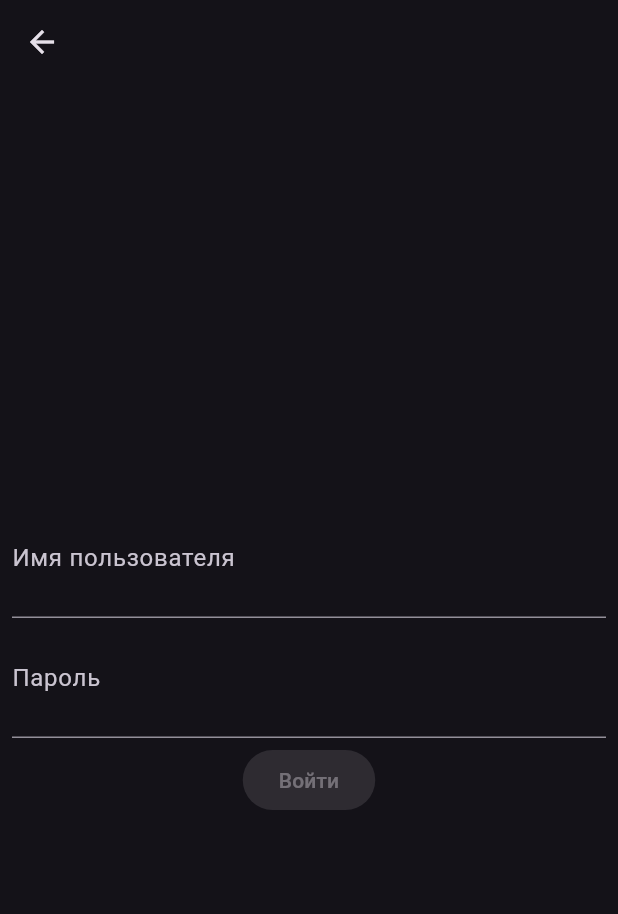
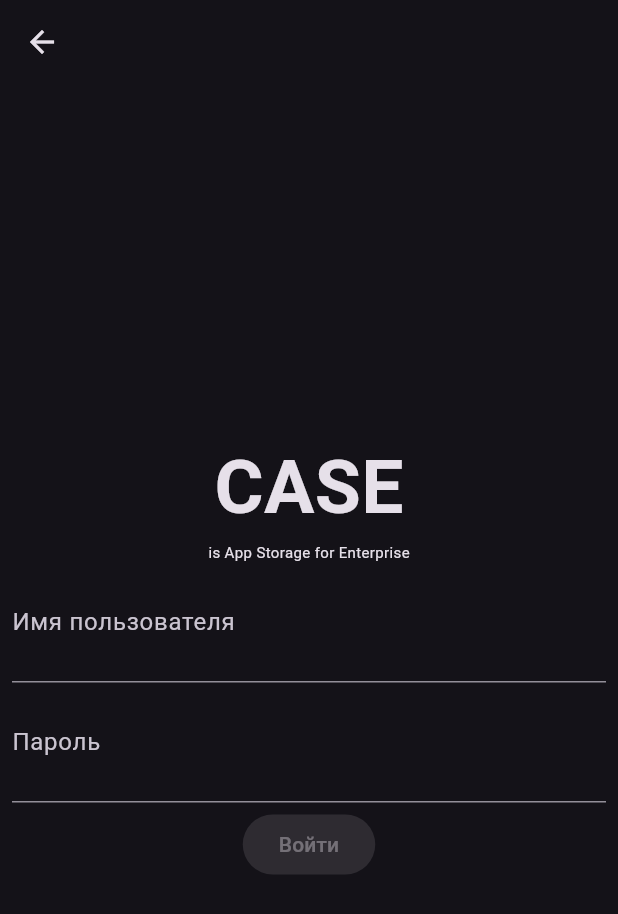
Before and after one commit to Bachar-official/case_fe, a Flutter app: the screen it shows after launch, after a tap on the "light mode" icon, after a tap on the "account circle" icon, on a phone screen of 412 x 824 dp. Shown: the top 914 px of the screen. Run offline on Flutter 3.47's test engine with Material 2 defaults, Android fonts, the phone set to English and light mode, and no system bars; our stand-ins replace device_info_plus, dio, file_picker, flutter_riverpod, hive, hive_flutter and 3 more; missing offline and left inert: install_plugin; accounts and stored records are empty; network calls fail.

Commit message:
Login and new app screen padding

```diff
--- a/lib/app/di.dart
+++ b/lib/app/di.dart
@@ -73,6 +73,13 @@ class DI {
     settingsRepo = SettingsRepo(settingsBox: settingsBox);
     tokenRepo = TokenRepo(tokenBox: tokenBox);
 
+    dio.interceptors.add(InterceptorsWrapper(onError: (e, handler) async {
+      if (e.response!.statusCode == 401) {
+        await tokenRepo.clearToken();
+        handler.reject(e);
+      }
+    }));
+
     homeManager = HomeManager(holder: homeHolder);
     appsManager = AppsManager(
         tokenRepo: tokenRepo,
--- a/lib/feature/apps_screen/apps_manager.dart
+++ b/lib/feature/apps_screen/apps_manager.dart
@@ -78,6 +78,10 @@ class AppsManager {
         holder.setApps(response);
         logger.i('Got ${response.length} apps');
       }
+    } on DioException catch (e, s) {
+      logger.e(e.message, stackTrace: s);
+      showSnackBar(key, Colors.red,
+          e.response?.data ?? 'Ошибка при получении списка приложений');
     } on Exception catch (e, s) {
       logger.e(e, stackTrace: s);
       showSnackBar(key, Colors.red, e.toString());
--- a/lib/feature/login_screen/login_screen.dart
+++ b/lib/feature/login_screen/login_screen.dart
@@ -23,12 +23,25 @@ class LoginScreen extends ConsumerWidget {
               child: CircularProgressIndicator(),
             )
           : Center(
+              child: SizedBox(
+                width: 500,
                 child: Form(
                   child: Padding(
                     padding: const EdgeInsets.all(8.0),
                     child: Column(
                       mainAxisAlignment: MainAxisAlignment.center,
                       children: [
+                        const Text(
+                          'CASE',
+                          style: TextStyle(
+                              fontSize: 50, fontWeight: FontWeight.bold),
+                        ),
+                        const Text(
+                          'is App Storage for Enterprise',
+                          style: TextStyle(
+                            fontSize: 10,
+                          ),
+                        ),
                         TextFormField(
                           controller: manager.usernameController,
                           onChanged: manager.setUsername,
@@ -58,7 +71,8 @@ class LoginScreen extends ConsumerWidget {
                             onPressed: state.username.isNotEmpty &&
                                     state.password.isNotEmpty
                                 ? () async {
-                                  if (await manager.auth() && context.mounted) {
+                                    if (await manager.auth() &&
+                                        context.mounted) {
                                       manager.clearPassword();
                                       manager.clearUsername();
                                       await Navigator.pushNamedAndRemoveUntil(
@@ -76,6 +90,7 @@ class LoginScreen extends ConsumerWidget {
                   ),
                 ),
               ),
+            ),
     );
   }
 }
```
Also changed, not shown: lib/feature/new_app_screen/new_app_screen.dart (+36 -12 lines). Lines whose indentation alone changed are shown as unchanged.
